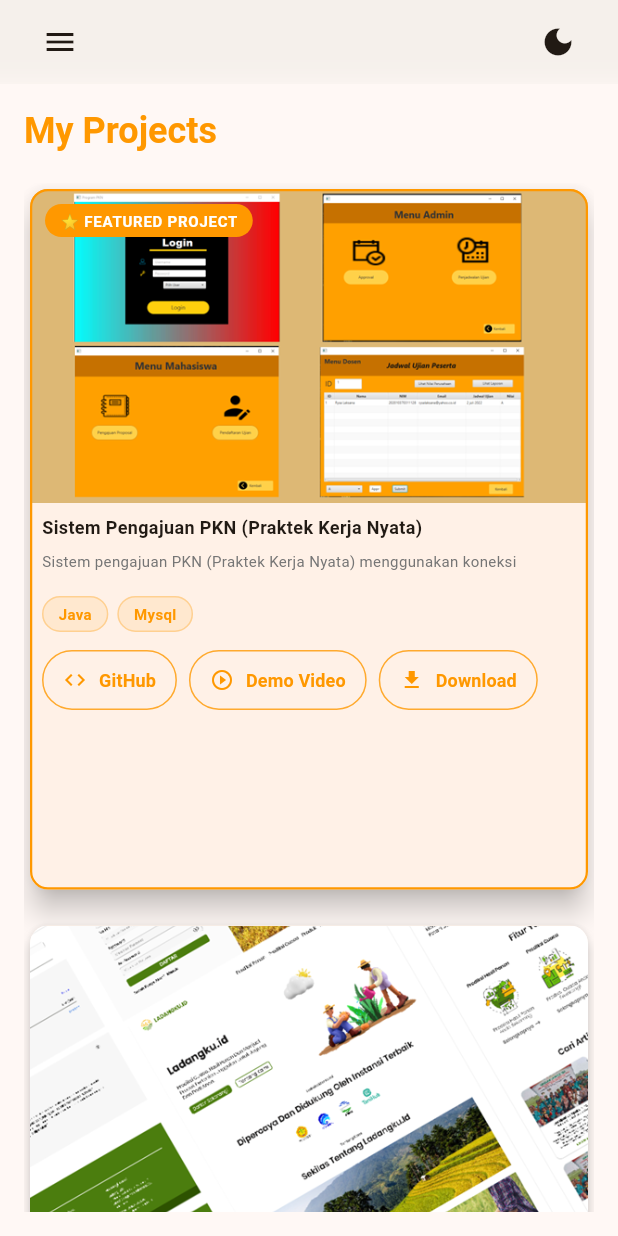
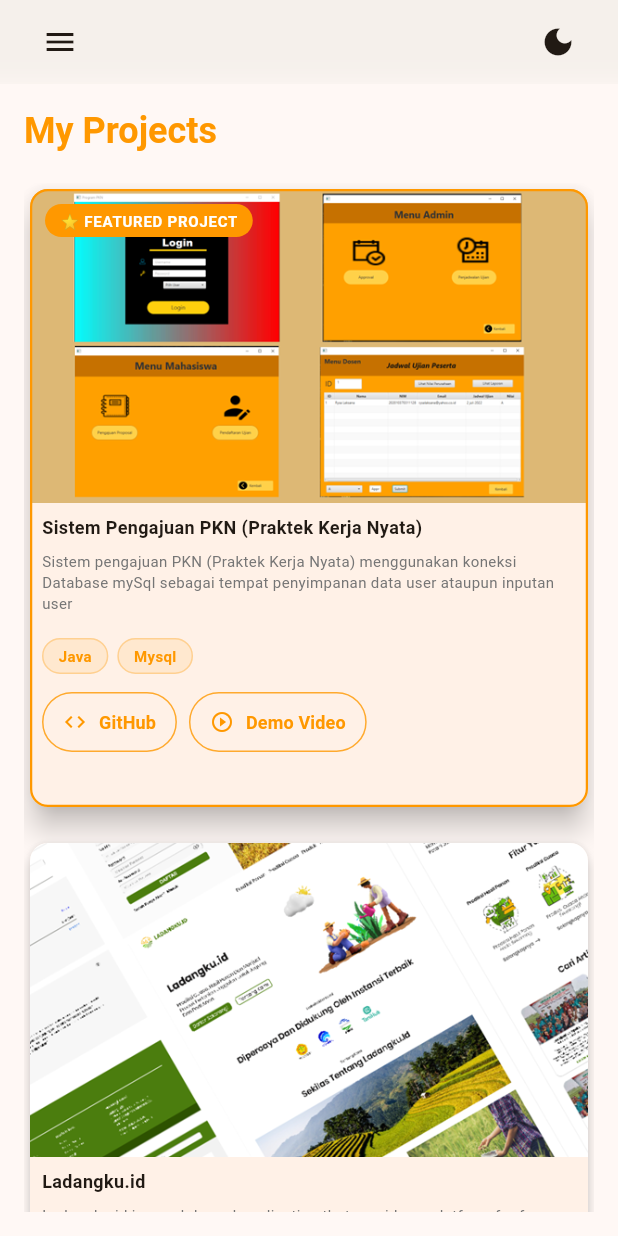
Before and after one commit to isrohadi18/p-isrohadi18, a Flutter app: the screen it shows after launch, swiped to page 3, on a phone screen of 412 x 824 dp. Run offline on Flutter 3.47's test engine with Material 3 defaults, Android fonts, the phone set to English and light mode, and no system bars; drawn by our look-alikes of flutter_animate; our stand-ins replace animated_text_kit; network calls fail.

Commit message:
fixbug project

```diff
--- a/lib/pages/projects_page.dart
+++ b/lib/pages/projects_page.dart
@@ -18,9 +18,46 @@ class ProjectsPage extends StatelessWidget {
             ? 2
             : 3;
 
+    final projects = [
+      ProjectCard(
+        title: 'Sistem Pengajuan PKN (Praktek Kerja Nyata)',
+        description:
+            'Sistem pengajuan PKN (Praktek Kerja Nyata) menggunakan koneksi Database mySql sebagai tempat penyimpanan data user ataupun inputan user',
+        technologies: ['Java', 'Mysql'],
+        imageUrl: 'assets/images/proyek1.png',
+        githubUrl: 'https://github.com/Rysalb/TubesPbo',
+        demoUrl: 'https://isrohadi18.github.io/CodingCamp-RohadiDJ/',
+        demoType: DemoType.video,
+        isAssetImage: true,
+        isFeatured: true,
+      ),
+      ProjectCard(
+        title: 'Ladangku.id',
+        description:
+            'Ladangku.id is a web-based application that provides a platform for farmers to sell their products online.',
+        technologies: ['HTML', 'CSS'],
+        imageUrl: 'assets/images/proyek2.png',
+        githubUrl: 'https://github.com/Rysalb/Ladangku-UI',
+        demoUrl: 'https://isrohadi18.github.io/CodingCamp-RohadiDJ/',
+        demoType: DemoType.web,
+        isAssetImage: true,
+      ),
+      ProjectCard(
+        title: 'Aplikasi Sistem Manajemen Kos',
+        description:
+            'Aplikasi manajemen kos adalah solusi digital untuk mengelola operasional kos secara efisien...',
+        technologies: ['Flutter', 'Laravel', 'MySQL'],
+        imageUrl: 'assets/images/proyek3.png',
+        githubUrl: 'https://github.com/Rysalb/fe_kos_hansarin',
+        isAssetImage: true,
+      ),
+    ];
+
     return Container(
-      height: MediaQuery.of(context).size.height,
       padding: EdgeInsets.all(width < 600 ? 16 : 20),
+      constraints: const BoxConstraints(
+        minHeight: 600, // optional tapi aman
+      ),
       child: Column(
         crossAxisAlignment: CrossAxisAlignment.start,
         children: [
@@ -33,61 +70,24 @@ class ProjectsPage extends StatelessWidget {
             ),
           ).animate().fadeIn(duration: 600.ms).slideX(begin: -0.2),
           SizedBox(height: width < 600 ? 20 : 30),
+
           Expanded(
-            child: GridView.count(
+            child: GridView.builder(
               physics: const ClampingScrollPhysics(),
+              gridDelegate: SliverGridDelegateWithFixedCrossAxisCount(
                 crossAxisCount: crossAxisCount,
                 crossAxisSpacing: width < 600 ? 16 : 20,
                 mainAxisSpacing: width < 600 ? 16 : 20,
-              childAspectRatio: width < 600 ? 0.8 : 1.0, // Adjusted ratio
-              children:
-                  [
-                        ProjectCard(
-                          title: 'Sistem Pengajuan PKN (Praktek Kerja Nyata)',
-                          description:
-                              'Sistem pengajuan PKN (Praktek Kerja Nyata) menggunakan koneksi Database mySql sebagai tempat penyimpanan data user ataupun inputan user',
-                          technologies: ['Java', 'Mysql'],
-                          imageUrl: 'assets/images/proyek1.png',
-                          githubUrl: 'https://github.com/Rysalb/TubesPbo',
-                          demoUrl:
-                              'https://isrohadi18.github.io/CodingCamp-RohadiDJ/',
-                          downloadUrl: '',
-                          demoType: DemoType.video,
-                          isAssetImage: true,
-                          isFeatured: true,
+                mainAxisExtent: width < 600 ? 420 : 460, // 🔥 STABIL
               ),
-                        ProjectCard(
-                          title: 'Ladangku.id',
-                          description:
-                              'Ladangku.id is a web-based application that provides a platform for farmers to sell their products online.',
-                          technologies: ['HTML', 'CSS'],
-                          imageUrl: 'assets/images/proyek2.png',
-                          githubUrl: 'https://github.com/Rysalb/Ladangku-UI',
-                          demoUrl:
-                              'https://isrohadi18.github.io/CodingCamp-RohadiDJ/',
-                          downloadUrl: '',
-                          demoType: DemoType.web,
-                          isAssetImage: true,
-                        ),
-                        ProjectCard(
-                          title: 'Aplikasi Sistem Manajemen Kos',
-                          description:
-                              'Aplikasi manajemen kos adalah solusi digital untuk mengelola operasional kos secara efisien. Aplikasi ini terdiri dari dua platform: backend menggunakan Laravel dan frontend menggunakan Flutter.',
-                          technologies: ['Flutter', 'Laravel', 'MySQL'],
-                          imageUrl: 'assets/images/proyek3.png',
-                          githubUrl:
-                              'https://github.com/Rysalb/fe_kos_hansarin',
-                          isAssetImage: true,
-                        ),
-                      ]
-                      .mapIndexed(
-                        (index, card) => card
+              itemCount: projects.length,
+              itemBuilder: (context, index) {
+                return projects[index]
                     .animate(delay: (200 * index).ms)
                     .fadeIn()
                     .slideY(begin: 0.2)
-                            .scale(begin: const Offset(0.8, 0.8)),
-                      )
-                      .toList(),
+                    .scale(begin: const Offset(0.8, 0.8));
+              },
             ),
           ),
         ],
@@ -148,8 +148,6 @@ class ProjectCard extends StatelessWidget {
                 )
                 : BorderSide.none,
       ),
-      // color: Theme.of(context).cardColor,
-      // shape: RoundedRectangleBorder(borderRadius: BorderRadius.circular(12)),
       child: InkWell(
         onTap: null,
         borderRadius: BorderRadius.circular(12),
@@ -203,11 +201,11 @@ class ProjectCard extends StatelessWidget {
               ),
             ),
             // Content section
-            Expanded(
-              child: Padding(
+            Padding(
               padding: EdgeInsets.all(isMobile ? 8 : 12),
               child: Column(
                 crossAxisAlignment: CrossAxisAlignment.start,
+                mainAxisSize: MainAxisSize.min, // 🔥 KUNCI ANTI OVERFLOW
                 children: [
                   // Title
                   Text(
@@ -221,17 +219,17 @@ class ProjectCard extends StatelessWidget {
                   ),
                   const SizedBox(height: 8),
                   // Description
-                    SizedBox(
-                      height: isMobile ? 14 : 32, // ± 3–5 baris
+                  ConstrainedBox(
+                    constraints: BoxConstraints(maxHeight: isMobile ? 48 : 72),
                     child: Text(
                       description,
+                      maxLines: isMobile ? 3 : 4,
+                      overflow: TextOverflow.ellipsis,
                       style: TextStyle(
                         fontSize: isMobile ? 10 : 12,
                         color: Colors.grey[600],
                         height: 1.4, // line height biar rapi
                       ),
-                        maxLines: isMobile ? 3 : 5,
-                        overflow: TextOverflow.ellipsis,
                     ),
                   ),
                   const SizedBox(height: 15),
@@ -277,7 +275,6 @@ class ProjectCard extends StatelessWidget {
                     ],
                   ),
                 ],
-                ),
               ),
             ),
           ],
```
Lines whose indentation alone changed are shown as unchanged.
